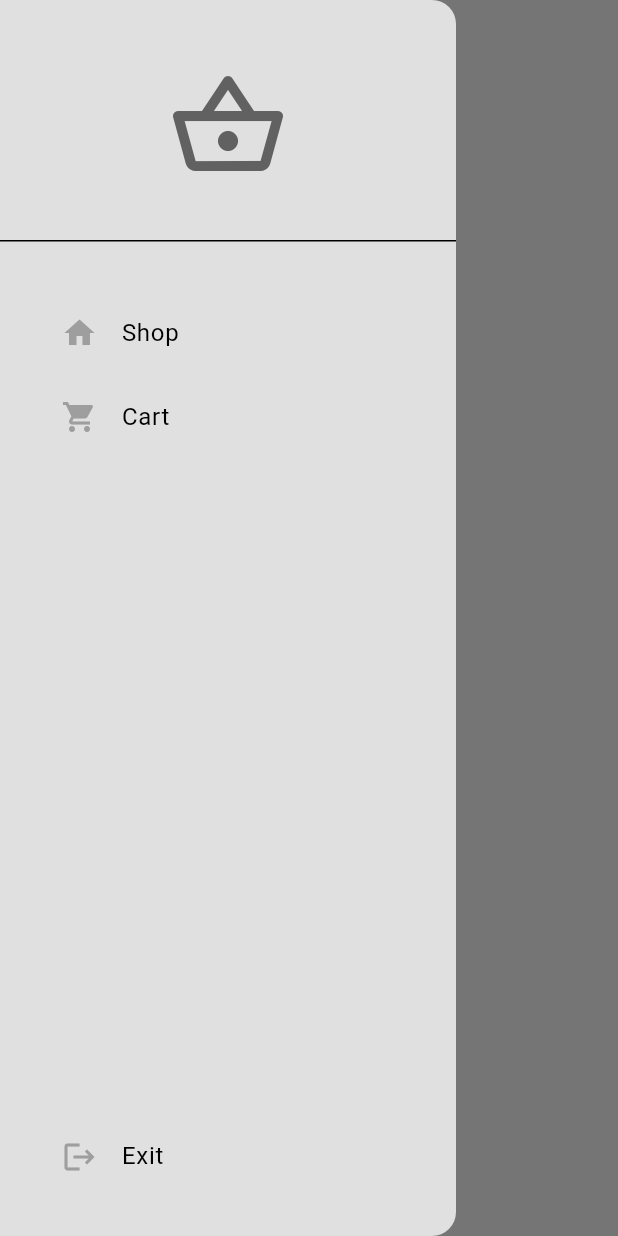
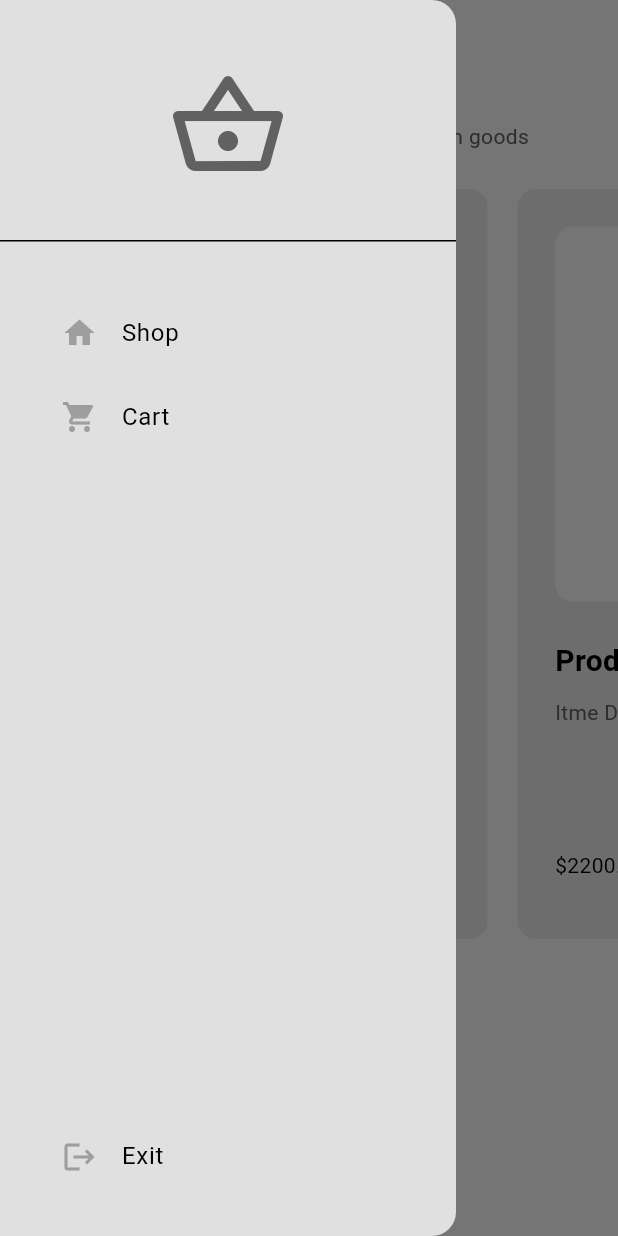
Before and after one commit to denniskofismith/Mini-Ecommerce-App, a Flutter app: the ShopPage screen opened by its route, with the side drawer open, on a phone screen of 412 x 824 dp. Run offline on Flutter 3.47's test engine with Material 3 defaults, Android fonts, the phone set to English and light mode, and no system bars.

Commit message:
Codding the Shop Page

```diff
--- /dev/null
+++ b/miniecommerceapp/lib/components/producttile.dart
@@ -0,0 +1,115 @@
+// ignore_for_file: avoid_unnecessary_containers, prefer_interpolation_to_compose_strings
+
+import 'package:miniecommerceapp/models/products.dart';
+import 'package:miniecommerceapp/models/shop.dart';
+import 'package:flutter/material.dart';
+import 'package:provider/provider.dart';
+
+class ProductTile extends StatelessWidget {
+  final Products products;
+
+  const ProductTile({super.key,required this.products});
+
+
+  // add to cart button pressed
+
+  void addToCart(BuildContext context){
+    showDialog(
+      context: context,
+       builder: (context) => AlertDialog(
+        content: Text("Add "+products.name + " to your cart "),
+        actions: [
+          MaterialButton(
+            onPressed: () => Navigator.pop(context),
+            child: Text('Cancel'),
+            ),
+
+          MaterialButton(
+            onPressed: () {
+               Navigator.pop(context);
+
+               context.read<Shop>().addItemToCart(products);
+               },
+               child: Text("Yes"),
+            ),
+        ],
+       ) );
+  }
+
+  @override
+  Widget build(BuildContext context) {
+    return Container(
+
+      decoration: BoxDecoration(
+        color: Theme.of(context).colorScheme.primary,
+        borderRadius:  BorderRadius.circular(12),
+      ),
+      width: 300,
+      margin: const EdgeInsets.all(10),
+      padding: const EdgeInsets.all(25),
+      child: Column(
+        crossAxisAlignment: CrossAxisAlignment.start,
+        mainAxisAlignment: MainAxisAlignment.spaceBetween,
+        children: [
+      // Product image
+     Column(
+      crossAxisAlignment: CrossAxisAlignment.start,
+      children: [
+        AspectRatio(
+      aspectRatio: 1,
+       child: Container(
+        decoration:  BoxDecoration(
+          color: Theme.of(context).colorScheme.secondary,
+          borderRadius:  BorderRadius.circular(12),
+
+        ),
+        width:  double.infinity,
+        padding:  EdgeInsets.all(25),
+
+        child: Icon(Icons.favorite)),
+     ),
+     SizedBox(height: 25 ,),
+
+      // product name
+
+      Text(
+        products.name,
+        style: TextStyle(
+          fontWeight: FontWeight.bold,
+          fontSize: 20,
+        ),
+        ),
+      SizedBox(height: 10,),
+      // product description
+      Text(
+        products.description,
+        style: TextStyle(
+          color: Theme.of(context).colorScheme.inversePrimary
+        ),),
+
+
+    ],
+     ),
+
+     const SizedBox(height: 25,),
+
+      // product price + add to cart button
+      Row(
+        mainAxisAlignment: MainAxisAlignment.spaceBetween,
+        children: [
+          Text('\$' + products.price.toStringAsFixed(2)),
+          Container(
+            decoration: BoxDecoration(
+              color: Theme.of(context).colorScheme.secondary,
+              borderRadius: BorderRadius.circular(12),
+            ),
+            child: IconButton(onPressed: () => addToCart(context), icon: Icon(Icons.add))
+            )
+        ],
+      ),
+        ],
+      ),
+
+    );
+  }
+}
--- a/miniecommerceapp/lib/main.dart
+++ b/miniecommerceapp/lib/main.dart
@@ -1,11 +1,18 @@
 import 'package:flutter/material.dart';
 import 'package:miniecommerceapp/homepage.dart';
+import 'package:miniecommerceapp/models/shop.dart';
 import 'package:miniecommerceapp/pages/intro_page.dart';
 import 'package:miniecommerceapp/pages/shop.dart';
 import 'package:miniecommerceapp/themes/lightmode.dart';
+import 'package:provider/provider.dart';
 
 void main() {
-  runApp(const MyApp());
+  runApp(
+    ChangeNotifierProvider(
+      create: (contex) => Shop(),
+  child: const MyApp() ,),
+  );
+
 }
 
 class MyApp extends StatelessWidget {
--- /dev/null
+++ b/miniecommerceapp/lib/models/products.dart
@@ -0,0 +1,14 @@
+
+class Products {
+  final String name;
+  final double price;
+  final String description;
+  final String imagePath;
+
+Products({
+  required this.name,
+  required this.price,
+  required this.description,
+  required this.imagePath,
+});
+}
--- /dev/null
+++ b/miniecommerceapp/lib/models/shop.dart
@@ -0,0 +1,60 @@
+import 'package:miniecommerceapp/models/products.dart';
+import 'package:flutter/material.dart';
+
+class Shop extends ChangeNotifier {
+  //products for sale
+  // ignore: unused_field
+  final List _shop = [
+    Products(
+      name: "Product 1",
+      price: 2200.00,
+       description: "Itme Description",
+        imagePath: "imagePath"),
+    Products(
+      name: "Product 2",
+      price: 2200.00,
+       description: "Itme Description",
+        imagePath: "imagePath"),
+    Products(
+      name: "Product 3",
+      price: 2200.00,
+       description: "Itme Description",
+        imagePath: "imagePath"),
+    Products(
+      name: "Product 4",
+      price: 2200.00,
+       description: "Itme Description",
+        imagePath: "imagePath"),
+    Products(
+      name: "Product 5",
+      price: 2200.00,
+       description: "Itme Description",
+        imagePath: "imagePath"),
+    Products(
+      name: "Product 6",
+      price: 2200.00,
+       description: "Itme Description",
+        imagePath: "imagePath"),
+  ];
+  // user cart
+
+// ignore: unused_field
+  final List _cart = [];
+  // get product list
+  List get shop => _shop;
+
+  // get user cart
+  List get cart => _cart;
+
+  // add itme to cart
+  void addItemToCart(Products item){
+    _cart.add(item);
+    notifyListeners();
+  }
+
+  //remove item from cart
+  void removeItemFromCart(Products item){
+    _cart.remove(item);
+    notifyListeners();
+  }
+}
--- /dev/null
+++ b/miniecommerceapp/lib/pages/cart.dart
@@ -0,0 +1,20 @@
+// ignore_for_file: deprecated_member_use
+
+import 'package:flutter/material.dart';
+
+class ShopCart extends StatelessWidget {
+  const ShopCart({super.key});
+
+  @override
+  Widget build(BuildContext context) {
+    return Scaffold(
+      appBar: AppBar(
+        backgroundColor: Colors.transparent,
+        elevation: 0,
+        foregroundColor: Theme.of(context).colorScheme.inversePrimary,
+        title: const Text("Cart Page"),
+      ),
+      backgroundColor: Theme.of(context).colorScheme.background,
+    );
+  }
+}
--- a/miniecommerceapp/lib/pages/my_drawer.dart
+++ b/miniecommerceapp/lib/pages/my_drawer.dart
@@ -52,7 +52,10 @@ class MyDrawer extends StatelessWidget {
       child: MyListTile(
                 icon: Icons.logout,
                  text: "Exit",
-                 onTap: (){}
+                 onTap: (){
+                  Navigator.pop(context);
+                  Navigator.pushNamed(context, '/intro_page');
+                 }
                  ),
     ),
         ],
--- a/miniecommerceapp/lib/pages/shop.dart
+++ b/miniecommerceapp/lib/pages/shop.dart
@@ -1,5 +1,8 @@
+import 'package:miniecommerceapp/components/productTile.dart';
+import 'package:miniecommerceapp/models/shop.dart';
 import 'package:miniecommerceapp/pages/my_drawer.dart';
 import 'package:flutter/material.dart';
+import 'package:provider/provider.dart';
 
 
 class ShopPage extends StatelessWidget {
@@ -7,6 +10,8 @@ class ShopPage extends StatelessWidget {
 
   @override
   Widget build(BuildContext context) {
+
+    final products  = context.watch<Shop>().shop;
     return Scaffold(
       appBar: AppBar(
         title: Text("Shop Page"),
@@ -14,7 +19,34 @@ class ShopPage extends StatelessWidget {
          elevation: 0,
          foregroundColor: Theme.of(context).colorScheme.inversePrimary,
         ),
-        drawer: MyDrawer()
-    );
+        drawer: MyDrawer(),
+        body: ListView(
+          children: [
+            SizedBox(height: 25,),
+            // shop subtitile
+            Center(
+              child: Text("Pick from this selected list of premium goods",
+              style: TextStyle(
+                color:  Theme.of(context).colorScheme.inversePrimary,
+              ),)),
+
+            // product list
+            SizedBox(
+          height: 550,
+          child: ListView.builder(
+            itemCount: products.length,
+            padding: EdgeInsets.all(15),
+            scrollDirection: Axis.horizontal,
+            itemBuilder: (context,index){
+                // get  each individual product from shop
+                final product = products[index];
+
+                return ProductTile(products: product);
+            },
+               ),
+        )
+          ],
+        )
+        );
   }
 }
--- a/miniecommerceapp/pubspec.yaml
+++ b/miniecommerceapp/pubspec.yaml
@@ -34,6 +34,7 @@ dependencies:
   # The following adds the Cupertino Icons font to your application.
   # Use with the CupertinoIcons class for iOS style icons.
   cupertino_icons: ^1.0.8
+  provider: ^6.1.2
 
 dev_dependencies:
   flutter_test:
```
